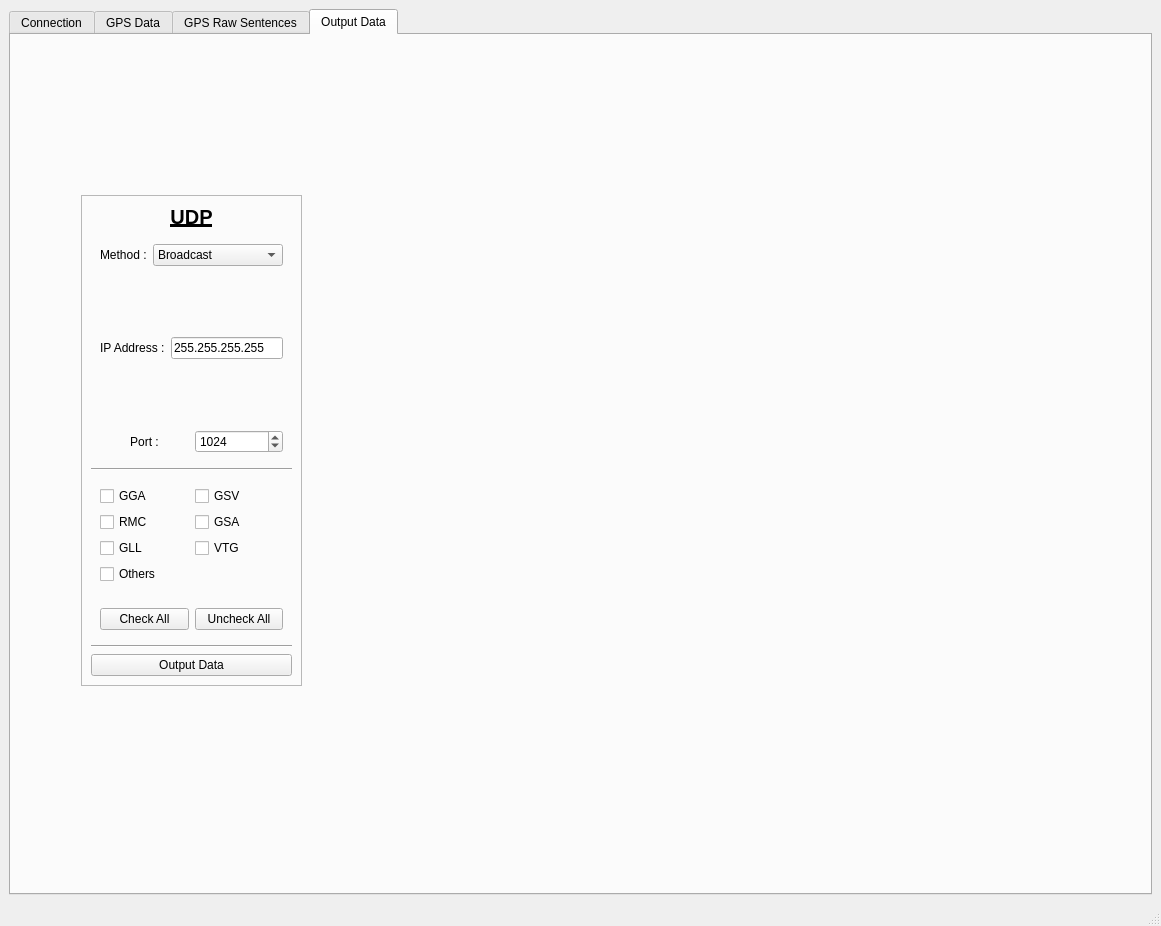
Kupofty/NMEA_Center, file ui/gps_data_displayer.ui: the form before one commit.
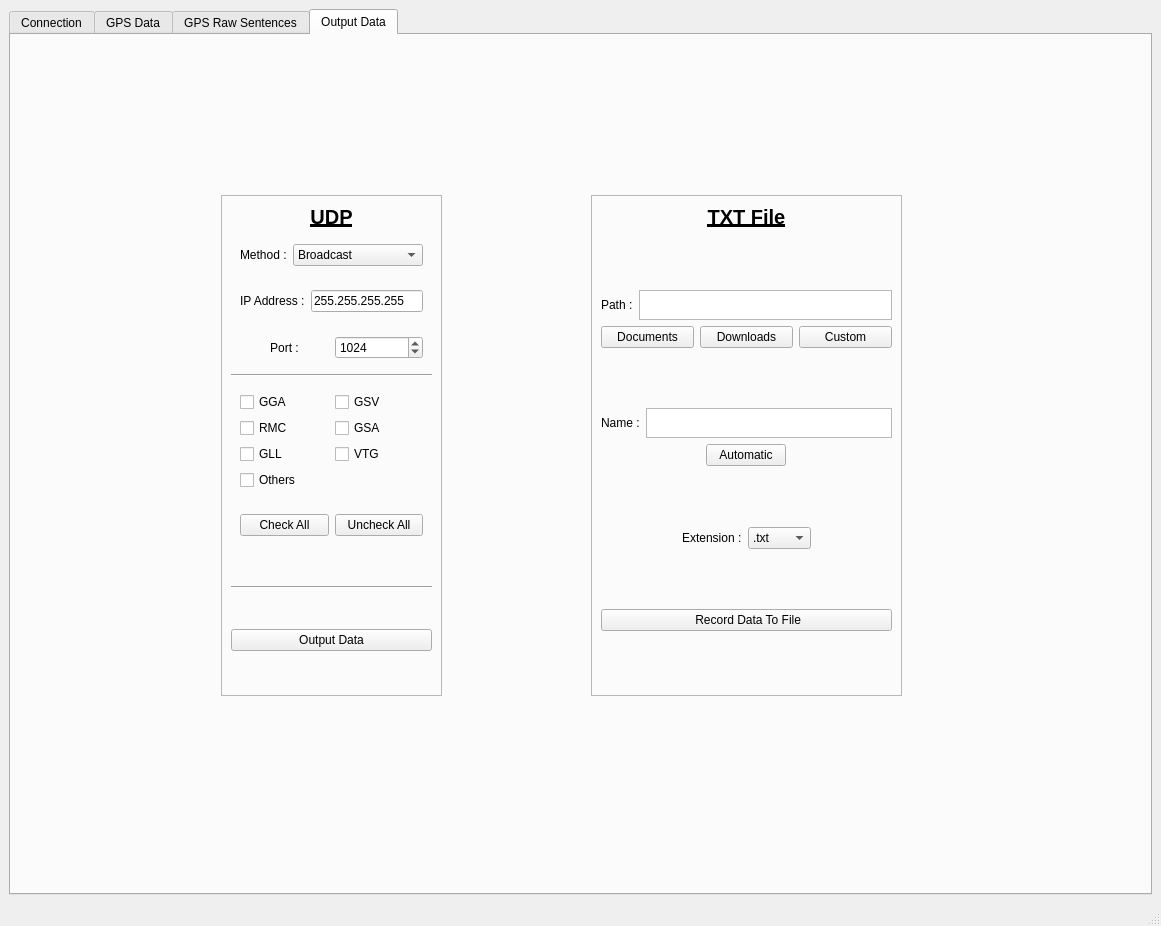
The form after the commit. Icons and pictures are not drawn.

Commit message:
Add TXT file saving functionality for NMEA data
Introduced a TextFileWritter class to enable saving incoming NMEA sentences to a text file. Updated the UI to allow users to select a folder, set a file name and extension, and control file saving. Refactored signal/slot connections and method signatures for consistency, and connected serial data to the file writer. Minor code cleanups and UI enhancements included.

What changed in the file:
```diff
--- a/ui/gps_data_displayer.ui
+++ b/ui/gps_data_displayer.ui
@@ -811,10 +811,10 @@
        <widget class="QFrame" name="verticalFrame_udp_output">
         <property name="geometry">
          <rect>
-          <x>70</x>
+          <x>210</x>
           <y>160</y>
           <width>221</width>
-          <height>491</height>
+          <height>501</height>
          </rect>
         </property>
         <property name="frameShape">
@@ -1070,6 +1070,19 @@
            </layout>
           </widget>
          </item>
+         <item>
+          <spacer name="verticalSpacer_10">
+           <property name="orientation">
+            <enum>Qt::Orientation::Vertical</enum>
+           </property>
+           <property name="sizeHint" stdset="0">
+            <size>
+             <width>20</width>
+             <height>40</height>
+            </size>
+           </property>
+          </spacer>
+         </item>
          <item>
           <widget class="Line" name="line_2">
            <property name="orientation">
@@ -1077,6 +1090,19 @@
            </property>
           </widget>
          </item>
+         <item>
+          <spacer name="verticalSpacer_9">
+           <property name="orientation">
+            <enum>Qt::Orientation::Vertical</enum>
+           </property>
+           <property name="sizeHint" stdset="0">
+            <size>
+             <width>20</width>
+             <height>40</height>
+            </size>
+           </property>
+          </spacer>
+         </item>
          <item>
           <widget class="QPushButton" name="pushButton_activate_udp_output">
            <property name="text">
@@ -1086,6 +1112,331 @@
             <bool>true</bool>
            </property>
           </widget>
+         </item>
+         <item>
+          <spacer name="verticalSpacer_8">
+           <property name="orientation">
+            <enum>Qt::Orientation::Vertical</enum>
+           </property>
+           <property name="sizeHint" stdset="0">
+            <size>
+             <width>20</width>
+             <height>40</height>
+            </size>
+           </property>
+          </spacer>
+         </item>
+        </layout>
+       </widget>
+       <widget class="QFrame" name="verticalFrame_3">
+        <property name="geometry">
+         <rect>
+          <x>580</x>
+          <y>160</y>
+          <width>311</width>
+          <height>501</height>
+         </rect>
+        </property>
+        <property name="frameShape">
+         <enum>QFrame::Shape::StyledPanel</enum>
+        </property>
+        <layout class="QVBoxLayout" name="verticalLayout_9">
+         <property name="leftMargin">
+          <number>9</number>
+         </property>
+         <property name="topMargin">
+          <number>9</number>
+         </property>
+         <property name="rightMargin">
+          <number>9</number>
+         </property>
+         <property name="bottomMargin">
+          <number>9</number>
+         </property>
+         <item>
+          <widget class="QLabel" name="label_19">
+           <property name="font">
+            <font>
+             <pointsize>15</pointsize>
+             <bold>true</bold>
+             <underline>true</underline>
+            </font>
+           </property>
+           <property name="text">
+            <string>TXT File</string>
+           </property>
+           <property name="alignment">
+            <set>Qt::AlignmentFlag::AlignCenter</set>
+           </property>
+          </widget>
+         </item>
+         <item>
+          <spacer name="verticalSpacer_5">
+           <property name="orientation">
+            <enum>Qt::Orientation::Vertical</enum>
+           </property>
+           <property name="sizeHint" stdset="0">
+            <size>
+             <width>20</width>
+             <height>40</height>
+            </size>
+           </property>
+          </spacer>
+         </item>
+         <item>
+          <layout class="QHBoxLayout" name="horizontalLayout_12">
+           <property name="topMargin">
+            <number>0</number>
+           </property>
+           <item>
+            <widget class="QLabel" name="label_20">
+             <property name="text">
+              <string>Path :</string>
+             </property>
+            </widget>
+           </item>
+           <item>
+            <widget class="QPlainTextEdit" name="plainTextEdit_txt_file_path">
+             <property name="sizePolicy">
+              <sizepolicy hsizetype="Expanding" vsizetype="Maximum">
+               <horstretch>0</horstretch>
+               <verstretch>0</verstretch>
+              </sizepolicy>
+             </property>
+             <property name="maximumSize">
+              <size>
+               <width>16777215</width>
+               <height>30</height>
+              </size>
+             </property>
+             <property name="readOnly">
+              <bool>false</bool>
+             </property>
+             <property name="backgroundVisible">
+              <bool>false</bool>
+             </property>
+             <property name="centerOnScroll">
+              <bool>true</bool>
+             </property>
+            </widget>
+           </item>
+          </layout>
+         </item>
+         <item>
+          <layout class="QHBoxLayout" name="horizontalLayout_14">
+           <property name="topMargin">
+            <number>0</number>
+           </property>
+           <item>
+            <widget class="QPushButton" name="pushButton_folder_path_documents">
+             <property name="text">
+              <string>Documents</string>
+             </property>
+            </widget>
+           </item>
+           <item>
+            <widget class="QPushButton" name="pushButton_folder_path_downloads">
+             <property name="text">
+              <string>Downloads</string>
+             </property>
+            </widget>
+           </item>
+           <item>
+            <widget class="QPushButton" name="pushButton_browse_folder_path">
+             <property name="sizePolicy">
+              <sizepolicy hsizetype="Minimum" vsizetype="Minimum">
+               <horstretch>0</horstretch>
+               <verstretch>0</verstretch>
+              </sizepolicy>
+             </property>
+             <property name="text">
+              <string>Custom</string>
+             </property>
+             <property name="icon">
+              <iconset theme="QIcon::ThemeIcon::FolderOpen"/>
+             </property>
+            </widget>
+           </item>
+          </layout>
+         </item>
+         <item>
+          <spacer name="verticalSpacer_6">
+           <property name="orientation">
+            <enum>Qt::Orientation::Vertical</enum>
+           </property>
+           <property name="sizeHint" stdset="0">
+            <size>
+             <width>20</width>
+             <height>40</height>
+            </size>
+           </property>
+          </spacer>
+         </item>
+         <item>
+          <layout class="QHBoxLayout" name="horizontalLayout_13">
+           <property name="topMargin">
+            <number>0</number>
+           </property>
+           <item>
+            <widget class="QLabel" name="label_21">
+             <property name="text">
+              <string>Name :</string>
+             </property>
+            </widget>
+           </item>
+           <item>
+            <widget class="QPlainTextEdit" name="plainTextEdit_txt_file_name">
+             <property name="sizePolicy">
+              <sizepolicy hsizetype="Expanding" vsizetype="Maximum">
+               <horstretch>0</horstretch>
+               <verstretch>0</verstretch>
+              </sizepolicy>
+             </property>
+             <property name="maximumSize">
+              <size>
+               <width>16777215</width>
+               <height>30</height>
+              </size>
+             </property>
+            </widget>
+           </item>
+          </layout>
+         </item>
+         <item>
+          <layout class="QHBoxLayout" name="horizontalLayout_15">
+           <property name="topMargin">
+            <number>0</number>
+           </property>
+           <item>
+            <widget class="QPushButton" name="pushButton_automatic_txt_file_name">
+             <property name="sizePolicy">
+              <sizepolicy hsizetype="Fixed" vsizetype="Fixed">
+               <horstretch>0</horstretch>
+               <verstretch>0</verstretch>
+              </sizepolicy>
+             </property>
+             <property name="text">
+              <string>Automatic</string>
+             </property>
+            </widget>
+           </item>
+          </layout>
+         </item>
+         <item>
+          <spacer name="verticalSpacer_4">
+           <property name="orientation">
+            <enum>Qt::Orientation::Vertical</enum>
+           </property>
+           <property name="sizeHint" stdset="0">
+            <size>
+             <width>20</width>
+             <height>40</height>
+            </size>
+           </property>
+          </spacer>
+         </item>
+         <item>
+          <layout class="QHBoxLayout" name="horizontalLayout_16">
+           <property name="topMargin">
+            <number>0</number>
+           </property>
+           <item>
+            <spacer name="horizontalSpacer_4">
+             <property name="orientation">
+              <enum>Qt::Orientation::Horizontal</enum>
+             </property>
+             <property name="sizeHint" stdset="0">
+              <size>
+               <width>40</width>
+               <height>20</height>
+              </size>
+             </property>
+            </spacer>
+           </item>
+           <item>
+            <widget class="QLabel" name="label_22">
+             <property name="text">
+              <string>Extension :</string>
+             </property>
+            </widget>
+           </item>
+           <item>
+            <widget class="QComboBox" name="comboBox_txt_file_extension">
+             <item>
+              <property name="text">
+               <string>.txt</string>
+              </property>
+             </item>
+             <item>
+              <property name="text">
+               <string>.nmea</string>
+              </property>
+             </item>
+             <item>
+              <property name="text">
+               <string>.log</string>
+              </property>
+             </item>
+             <item>
+              <property name="text">
+               <string>.csv</string>
+              </property>
+             </item>
+            </widget>
+           </item>
+           <item>
+            <spacer name="horizontalSpacer_2">
+             <property name="orientation">
+              <enum>Qt::Orientation::Horizontal</enum>
+             </property>
+             <property name="sizeHint" stdset="0">
+              <size>
+               <width>40</width>
+               <height>20</height>
+              </size>
+             </property>
+            </spacer>
+           </item>
+          </layout>
+         </item>
+         <item>
+          <spacer name="verticalSpacer_7">
+           <property name="orientation">
+            <enum>Qt::Orientation::Vertical</enum>
+           </property>
+           <property name="sizeHint" stdset="0">
+            <size>
+             <width>20</width>
+             <height>40</height>
+            </size>
+           </property>
+          </spacer>
+         </item>
+         <item>
+          <widget class="QPushButton" name="pushButton_save_txt_file">
+           <property name="text">
+            <string> Record Data To File</string>
+           </property>
+           <property name="icon">
+            <iconset theme="QIcon::ThemeIcon::MediaRecord"/>
+           </property>
+           <property name="checkable">
+            <bool>true</bool>
+           </property>
+          </widget>
+         </item>
+         <item>
+          <spacer name="verticalSpacer_3">
+           <property name="orientation">
+            <enum>Qt::Orientation::Vertical</enum>
+           </property>
+           <property name="sizeHint" stdset="0">
+            <size>
+             <width>20</width>
+             <height>40</height>
+            </size>
+           </property>
+          </spacer>
          </item>
         </layout>
        </widget>
```
Left out of the diff: 5 changed lines with no effect on the pictures. The commit also changes 11 other files.
